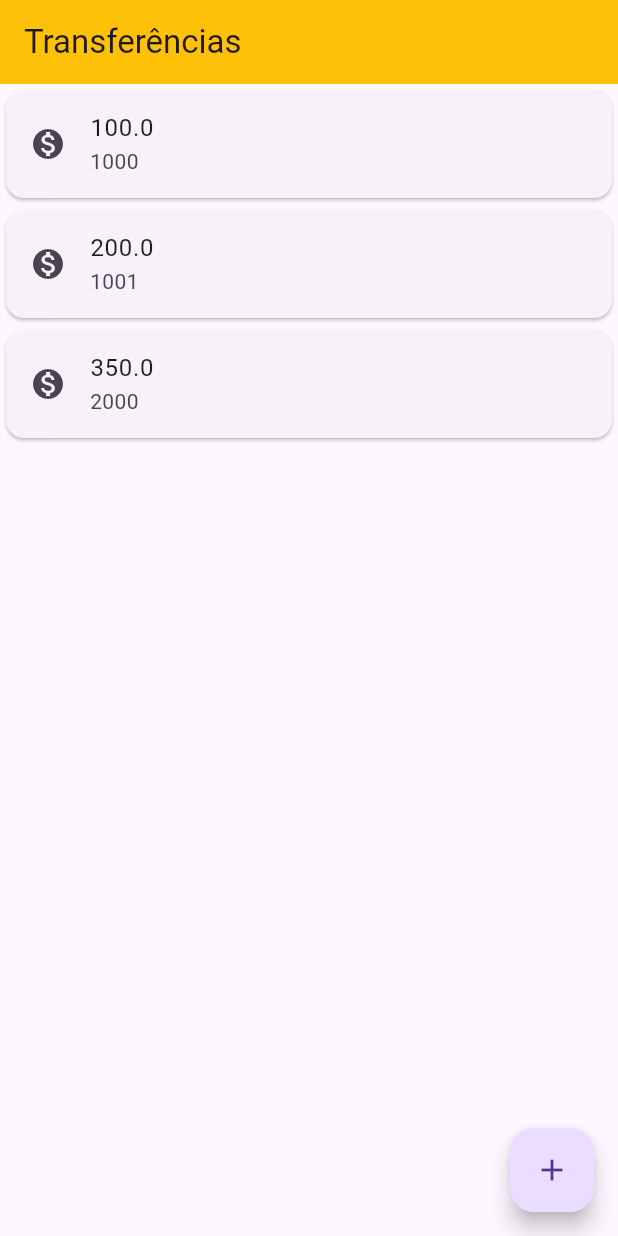
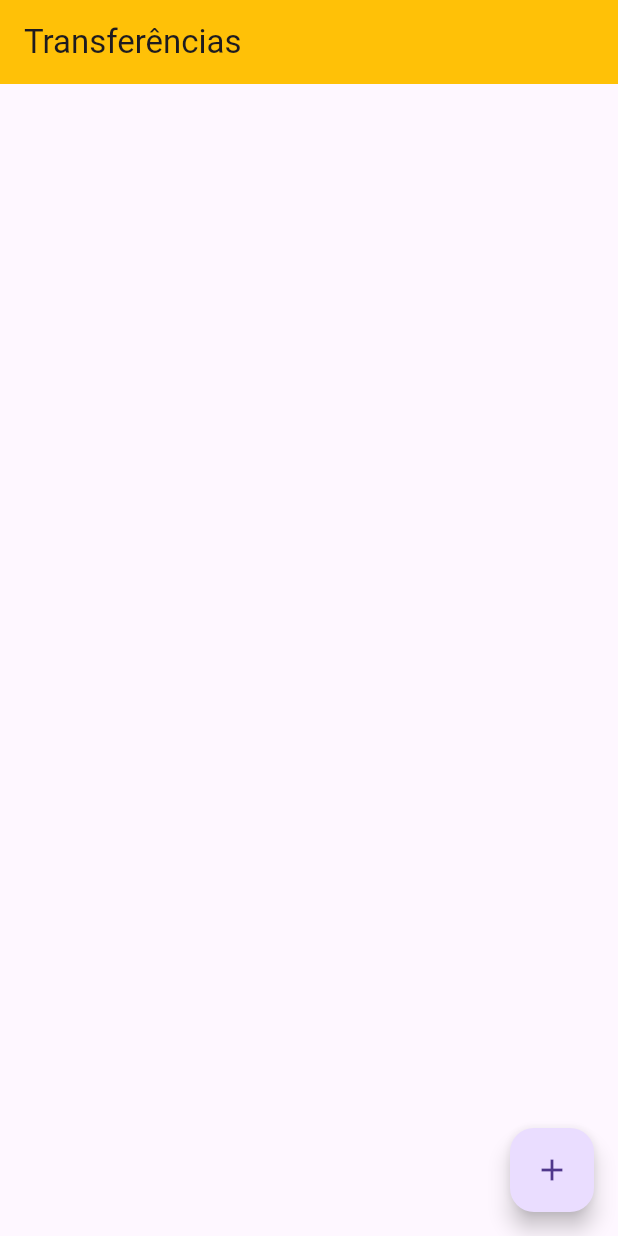
Before and after one commit to dev-gabriel-campos/listaTransferencias, a Flutter app: the screen it shows after launch, on a phone screen of 412 x 824 dp. Run offline on Flutter 3.47's test engine with Material 3 defaults, Android fonts, the phone set to English and light mode, and no system bars.

Commit message:
Alterado de Stateless para Stateful a classe ListaTransferencias e criado o estado para a mesma

```diff
--- a/lib/main.dart
+++ b/lib/main.dart
@@ -102,36 +102,48 @@ class Editor extends StatelessWidget {
 
 
 
-class ListaTransferencias extends StatelessWidget {
+class ListaTransferencias extends StatefulWidget {
+  @override
+  State<StatefulWidget> createState() {
+    return ListaTransferenciasState();
+  }
+}
+
+class ListaTransferenciasState extends State<ListaTransferencias> {
+  final List<Transferencia> _transferencias = [];
+
   @override
   Widget build(BuildContext context) {
-    // TODO: implement build
     return Scaffold(
       appBar: AppBar(
-        title: Text(
-          'Transferências',
-        ),
+        title: const Text('Transferências'),
         backgroundColor: Colors.amber,
       ),
-      body: Column(
-        children: [
-          ItemTransferencia(Transferencia(100.00, 1000)),
-          ItemTransferencia(Transferencia(200.00, 1001)),
-          ItemTransferencia(Transferencia(350.00, 2000)),
-        ],
+      body: ListView.builder(
+        itemCount: _transferencias.length,
+        itemBuilder: (context, indice) {
+          final transferencia = _transferencias[indice];
+          return ItemTransferencia(transferencia);
+        },
       ),
       floatingActionButton: FloatingActionButton(
         onPressed: () {
-          final Future future = Navigator.push(
-              context, MaterialPageRoute(builder: (contextt) {
+          final Future<Transferencia?> future = Navigator.push(
+            context,
+            MaterialPageRoute(builder: (context) {
               return FormularioTransferencia();
-          }));
+            }),
+          );
+
           future.then((transferenciaRecebida) {
-            debugPrint('chegou no then do future');
-            debugPrint('$transferenciaRecebida');
+            if (transferenciaRecebida != null) {
+              setState(() {
+                _transferencias.add(transferenciaRecebida);
+              });
+            }
           });
         },
-        child: Icon(Icons.add),
+        child: const Icon(Icons.add),
       ),
     );
   }
```
Also changed, not shown: 4 other files. Lines whose indentation alone changed are shown as unchanged.
